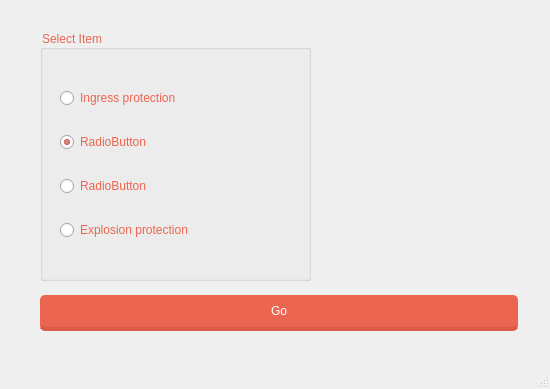
The window that Ex_Info/mainwin.ui (Xabertooth/Qt-app) describes before a commit, drawn with Qt 5.
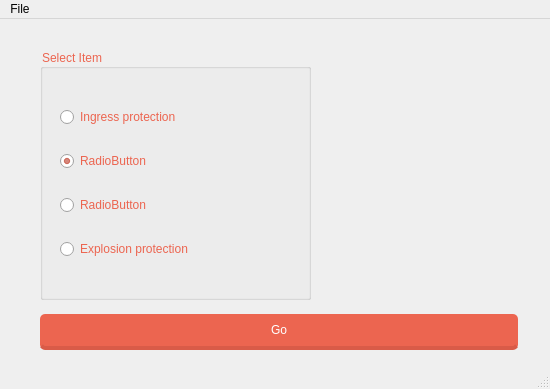
The same window after the commit. Icons and pictures are not drawn.

The edit to the form file:
```diff
--- a/Ex_Info/mainwin.ui
+++ b/Ex_Info/mainwin.ui
@@ -137,6 +137,14 @@
      <height>23</height>
     </rect>
    </property>
+   <widget class="QMenu" name="menuFile">
+    <property name="title">
+     <string>File</string>
+    </property>
+    <addaction name="action"/>
+    <addaction name="actionExit"/>
+   </widget>
+   <addaction name="menuFile"/>
   </widget>
   <widget class="QStatusBar" name="statusbar"/>
  </widget>
```
Left out of the diff: 22 changed lines with no effect on the pictures.
